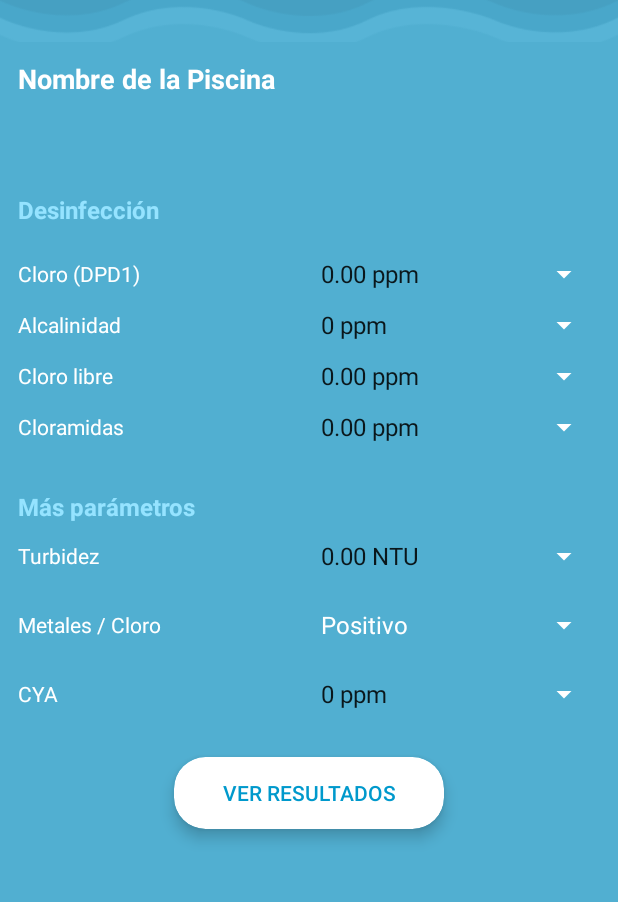
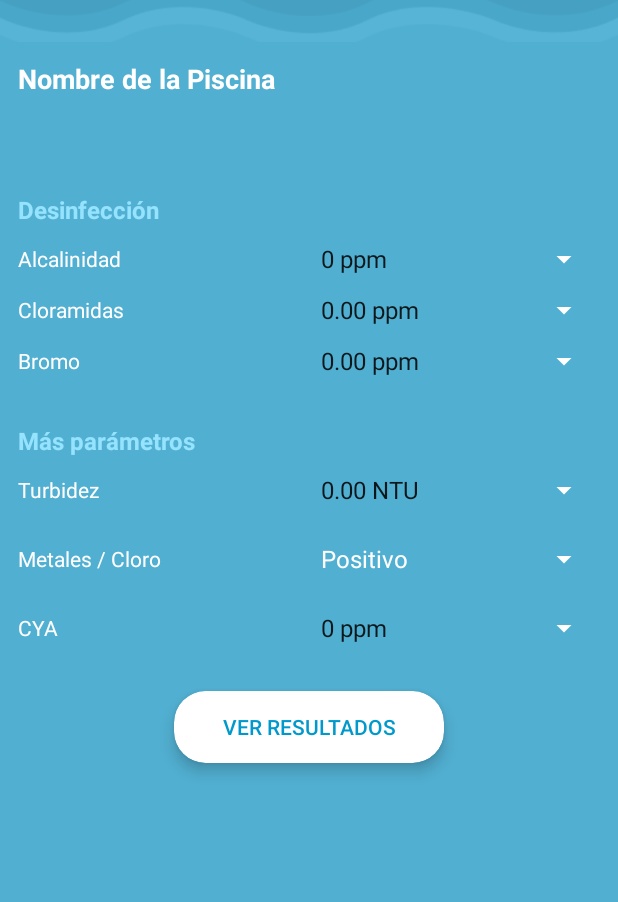
Before and after one commit to mash6699/Spin, an Android app: the AnalizeSecondStepActivity screen opened directly, with no data from a screen before it, on a phone screen of 412 x 824 dp, the part 78-980 px from its top. Run offline under Robolectric (Android 15) with nearby library versions, the phone set to English and light mode, and no system bars; our stand-ins replace ButterKnife.

```diff
--- a/app/src/main/java/mx/spin/mobile/AnalizeSecondStepActivity.java
+++ b/app/src/main/java/mx/spin/mobile/AnalizeSecondStepActivity.java
@@ -30,6 +30,7 @@ public class AnalizeSecondStepActivity extends AppCompatActivity {
 
 
     private List<String> metalesList;
+    private int idTipoPiscina = 0;
 
     @Nullable
     @Bind(R.id.toolbar)
@@ -55,6 +56,9 @@ public class AnalizeSecondStepActivity extends AppCompatActivity {
     @Bind(R.id.sp_cloramidas)
     Spinner sp_cloramidas ;
     @Nullable
+    @Bind(R.id.sp_bromo)
+    Spinner sp_bromo ;
+    @Nullable
     @Bind(R.id.sp_clorolibre)
     Spinner sp_clorolibre ;
     @Nullable
@@ -64,10 +68,21 @@ public class AnalizeSecondStepActivity extends AppCompatActivity {
     @Bind(R.id.sp_cya)
     Spinner sp_cya ;
 
-
     @Nullable
     @Bind(R.id.sp_metales)
     Spinner sp_metales;
+
+    @Nullable
+    @Bind(R.id.liner_clorodpd)
+    View liner_clorodpd ;
+
+    @Nullable
+    @Bind(R.id.liner_cloro_libre)
+    View liner_cloro_libre ;
+
+    @Nullable
+    @Bind(R.id.liner_bromo)
+    View liner_bromo;
 
 
     @Nullable
@@ -88,6 +103,7 @@ public class AnalizeSecondStepActivity extends AppCompatActivity {
 
         pool_name.setText(spingApplication.getName());
         pool_date.setText(spingApplication.getDate());
+        idTipoPiscina = spingApplication.getTipoPiscina();
 
         setAdaptersInView();
 
@@ -95,6 +111,13 @@ public class AnalizeSecondStepActivity extends AppCompatActivity {
 
     void setAdaptersInView(){
         Log.d(TAG, "setAdaptersInView");
+
+        if(idTipoPiscina == 1){
+            liner_clorodpd.setVisibility(View.VISIBLE);
+            liner_cloro_libre.setVisibility(View.VISIBLE);
+        }else{
+            liner_bromo.setVisibility(View.VISIBLE);
+        }
 
 
         List<String> listCloroDpd = new ArrayList<String>();
@@ -121,6 +144,14 @@ public class AnalizeSecondStepActivity extends AppCompatActivity {
         ArrayAdapter<String> arrayAdapterCloroLibre = new ArrayAdapter<String>(this, android.R.layout.simple_spinner_item, listCloroLibre);
         arrayAdapterCloroLibre.setDropDownViewResource(android.R.layout.simple_spinner_dropdown_item);
         sp_clorolibre.setAdapter(arrayAdapterCloroLibre);
+
+        List<String> listBromo = new ArrayList<String>();
+        for(float d = 0f ; d <= 40 ; d = d + 0.05f){
+            listBromo.add("" + String.format(Constants.TWO_DECIMAL, d) + " ppm");
+        }
+        ArrayAdapter<String> arrayAdapterBromo = new ArrayAdapter<String>(this, android.R.layout.simple_spinner_item, listBromo);
+        arrayAdapterBromo.setDropDownViewResource(android.R.layout.simple_spinner_dropdown_item);
+        sp_bromo.setAdapter(arrayAdapterBromo);
 
         List<String> listCloramidas = new ArrayList<String>();
         for(float m = 0f ; m <= 20 ; m = m + 0.05f){
--- a/app/src/main/java/mx/spin/mobile/DrawerActivity.java
+++ b/app/src/main/java/mx/spin/mobile/DrawerActivity.java
@@ -56,15 +56,11 @@ public class DrawerActivity extends AppCompatActivity implements OnNavigationIte
 
         navigationView.inflateHeaderView(R.layout.drawer_header);
         navigationView.setNavigationItemSelectedListener(this);
-//        navigationView.setItemTextColor(getColorStateList(R.color.white));
+    //    navigationView.setItemTextColor(getColorStateList(R.color.white));
 
         if (getIntent().getExtras() != null && getIntent().getExtras().getInt("showFragment", 0) == 2) {
             changeFragment(new WhereBuyFragment(), getSupportFragmentManager());
         } else {
-            /*FragmentTransaction fragmentTransaction = getSupportFragmentManager().beginTransaction();
-            fragmentTransaction.replace(R.id.frame, new PoolsFragment());
-            fragmentTransaction.commit();*/
-
             updateFragment(HOME);
         }
 
@@ -91,12 +87,9 @@ public class DrawerActivity extends AppCompatActivity implements OnNavigationIte
         } else {
             item.setChecked(true);
         }
-
         drawerLayout.closeDrawers();
-
         updateFragment(getMenuPosition(item));
         return true;
-
     }
 
     private int getMenuPosition(MenuItem item){
@@ -108,9 +101,9 @@ public class DrawerActivity extends AppCompatActivity implements OnNavigationIte
             case R.id.drawerAnalize:
                 position =  1;
                 break;
-           /* case R.id.drawerWhereBuy:
+            case R.id.drawerWhereBuy:
                 position =  2;
-                break;*/
+                break;
             case R.id.drawerConcepts:
                 position = 3;
                 break;
--- a/app/src/main/java/mx/spin/mobile/fragments/PoolsFragment.java
+++ b/app/src/main/java/mx/spin/mobile/fragments/PoolsFragment.java
@@ -100,6 +100,7 @@ public class PoolsFragment extends Fragment {
         spingApplication.setIdPiscina(piscina.getId());
         spingApplication.setName(piscina.getNombre());
         spingApplication.setDate(utilViews.getDatePool());
+        spingApplication.setTipoPiscina(piscina.getIdTipoPiscina());
         Intent detailIntent = new Intent(getActivity(), PoolDetailActivity.class);
         startActivity(detailIntent);
     }
--- a/app/src/main/java/mx/spin/mobile/fragments/WhereBuyFragment.java
+++ b/app/src/main/java/mx/spin/mobile/fragments/WhereBuyFragment.java
@@ -59,11 +59,8 @@ import butterknife.Bind;
 import butterknife.ButterKnife;
 import cz.msebera.android.httpclient.Header;
 import io.realm.Realm;
+import mx.spin.mobile.R;
 
-import mx.spin.mobile.R;
-/**
- * A simple {@link Fragment} subclass.
- */
 public class WhereBuyFragment extends Fragment implements GoogleApiClient.ConnectionCallbacks, GoogleApiClient.OnConnectionFailedListener, LocationListener {
 
     private static String TAG = AnalizeFragment.class.getName();
@@ -138,10 +135,9 @@ public class WhereBuyFragment extends Fragment implements GoogleApiClient.Connec
                             Uri.parse("http://maps.google.com/maps?daddr=" + latLngSeleccionado.latitude + "," + latLngSeleccionado.longitude + ""));
                     startActivity(intent);
                 }
-
-
             }
         });
+
         mMapa.setOnMarkerClickListener(new GoogleMap.OnMarkerClickListener() {
             @Override
             public boolean onMarkerClick(Marker marker) {
@@ -241,7 +237,7 @@ public class WhereBuyFragment extends Fragment implements GoogleApiClient.Connec
                     mMapa.moveCamera(CameraUpdateFactory.newLatLngZoom(posicion, 16));
                     obtenerTiendas(posicion);
                 } else {
-                    Toast.makeText(getActivity(), "Localizacion vacia", Toast.LENGTH_SHORT).show();
+                    Toast.makeText(getActivity(), "Localización vacía", Toast.LENGTH_SHORT).show();
                 }
             }
         }
@@ -335,8 +331,6 @@ public class WhereBuyFragment extends Fragment implements GoogleApiClient.Connec
 
             }
         });
-
-
     }
 
 
--- a/app/src/main/java/mx/spin/mobile/singleton/SpingApplication.java
+++ b/app/src/main/java/mx/spin/mobile/singleton/SpingApplication.java
@@ -13,6 +13,7 @@ public class SpingApplication extends Application{
     private String idUsuario;
     private String name;
     private String date;
+    private int tipoPiscina;
 
     private String fs_11;
     private int fsp_11;
@@ -87,6 +88,14 @@ public class SpingApplication extends Application{
 
     public void setName(String name) {
         this.name = name;
+    }
+
+    public int getTipoPiscina() {
+        return tipoPiscina;
+    }
+
+    public void setTipoPiscina(int tipoPiscina) {
+        this.tipoPiscina = tipoPiscina;
     }
 
     public String getFs_11() {
--- a/app/src/main/java/mx/spin/mobile/utils/TextHttpResponseHandlerMessage.java
+++ b/app/src/main/java/mx/spin/mobile/utils/TextHttpResponseHandlerMessage.java
@@ -4,6 +4,8 @@ import android.app.ProgressDialog;
 import android.content.Context;
 
 import com.loopj.android.http.TextHttpResponseHandler;
+
+import mx.spin.mobile.R;
 
 public abstract class TextHttpResponseHandlerMessage extends TextHttpResponseHandler {
 	private ProgressDialog dialog;
--- a/app/src/main/res/layout/activity_analize_second_step.xml
+++ b/app/src/main/res/layout/activity_analize_second_step.xml
@@ -41,10 +41,12 @@
                 android:textStyle="bold" />
 
             <LinearLayout
+                android:id="@+id/liner_clorodpd"
                 android:layout_marginTop="20dp"
                 android:layout_width="match_parent"
                 android:layout_height="wrap_content"
-                android:weightSum="2">
+                android:weightSum="2"
+                android:visibility="gone">
 
                 <TextView
                     android:layout_width="match_parent"
@@ -96,10 +98,12 @@
             </LinearLayout>
 
             <LinearLayout
+                android:id="@+id/liner_cloro_libre"
                 android:layout_marginTop="10dp"
                 android:layout_width="match_parent"
                 android:layout_height="wrap_content"
-                android:weightSum="2">
+                android:weightSum="2"
+                android:visibility="gone">
 
                 <TextView
                     android:layout_width="match_parent"
@@ -149,7 +153,34 @@
 
             </LinearLayout>
 
+            <LinearLayout
+                android:id="@+id/liner_bromo"
+                android:layout_marginTop="10dp"
+                android:layout_width="match_parent"
+                android:layout_height="wrap_content"
+                android:weightSum="2"
+                android:visibility="gone">
 
+                <TextView
+                    android:layout_width="match_parent"
+                    android:layout_height="wrap_content"
+                    android:layout_marginEnd="5dp"
+                    android:layout_marginRight="5dp"
+                    android:text="@string/lbl_bromo"
+                    android:textColor="@color/white"
+                    android:layout_gravity="center_vertical"
+                    android:layout_weight="1" />
+
+                <Spinner
+                    android:layout_width="match_parent"
+                    android:layout_height="wrap_content"
+                    android:id="@+id/sp_bromo"
+                    android:prompt="@string/lbl_select_bromo"
+                    android:layout_centerVertical="true"
+                    android:spinnerMode="dialog"
+                    android:layout_weight="1" />
+
+            </LinearLayout>
 
             <TextView
                 android:layout_width="wrap_content"
--- a/app/src/main/res/layout/activity_first_time.xml
+++ b/app/src/main/res/layout/activity_first_time.xml
@@ -83,8 +83,7 @@
                 card_view:cardCornerRadius="21dp"
                 card_view:cardElevation="6dp"
                 android:layout_marginTop="17dp"
-                android:layout_marginBottom="17dp"
-                android:visibility="gone">
+                android:layout_marginBottom="17dp">
 
                 <Button
                     android:id="@+id/btnRegisGl"
--- a/app/src/main/res/menu/drawer.xml
+++ b/app/src/main/res/menu/drawer.xml
@@ -16,12 +16,12 @@
             android:title="@string/title_analisis"
             android:tint="@color/white"/>
 
-<!--        <item
+        <item
             android:id="@+id/drawerWhereBuy"
             android:checked="false"
             android:icon="@drawable/icon_comprar"
             android:title="@string/title_buy"
-            android:tint="@color/white"/>-->
+            android:tint="@color/white"/>
 
         <item
             android:id="@+id/drawerConcepts"
--- a/app/src/main/res/values/strings.xml
+++ b/app/src/main/res/values/strings.xml
@@ -177,6 +177,7 @@
     <string name="lbl_cloro_dpd">Cloro (DPD1)</string>
     <string name="lbl_metales_cloro">Metales / Cloro</string>
     <string name="lbl_cloramidas">Cloramidas</string>
+    <string name="lbl_bromo">Bromo</string>
     <string name="lbl_turbidez">Turbidez</string>
     <string name="lbl_indice_saturacion">Índice de saturación:  </string>
     <string name="lbl_agua_en_balance">Agua en Balance</string>
@@ -201,19 +202,19 @@
 
     <string name="lbl_select_clorodpd">Selecciona el cloro dpd1</string>
     <string name="lbl_select_clorolibre">Selecciona el cloro libre</string>
+    <string name="lbl_select_bromo">Selecciona el bromo</string>
     <string name="lbl_select_cloramidas">Selecciona las cloramidas</string>
     <string name="lbl_select_turbidez">Selecciona la turbidez</string>
     <string name="lbl_select_cya">Selecciona la cya</string>
 
 
-    <string name="facebook_app_id">506568802801601</string>
-    <!--AIzaSyBkj8LrKpDkeGLiooEtCGNyXanHvLKsIiE-->
-    <string name="maps_apy_key">AIzaSyB6-nzQZiLRnA-N-cUa3sb2ulAij2N37d4</string>
+    <string name="facebook_app_id">1689859307920046</string>
+    <string name="maps_apy_key">AIzaSyBmZ7ue7T23S6luSX4H1qE04OirWdR9I3Q</string>
 
     <string name="token_mapbox">pk.eyJ1IjoiZ29ycm90b3dpIiwiYSI6ImNpamlyZTkxdTAyd210c2x0cTkxazFxamsifQ.Hd7OeMivc4FObe8o40aZ0A</string>
     <string name="acces_token_g">AIzaSyAGhRRS0ZhEOLHh2RFwZj2GImWLAO9R2Y8</string>
 
-    <string name="auth_google">279774397586-2h05s0nk4qgouonhdg6dmpjuk7u3ma0n.apps.googleusercontent.com</string>
+    <string name="auth_google">76976375361-nq7cep2tcs7hhn3k4h2hsv4p9a94llfs.apps.googleusercontent.com</string>
 
 
     <!-- TODO: Remove or change this placeholder text -->
```
Also changed, not shown: 2 other files.
